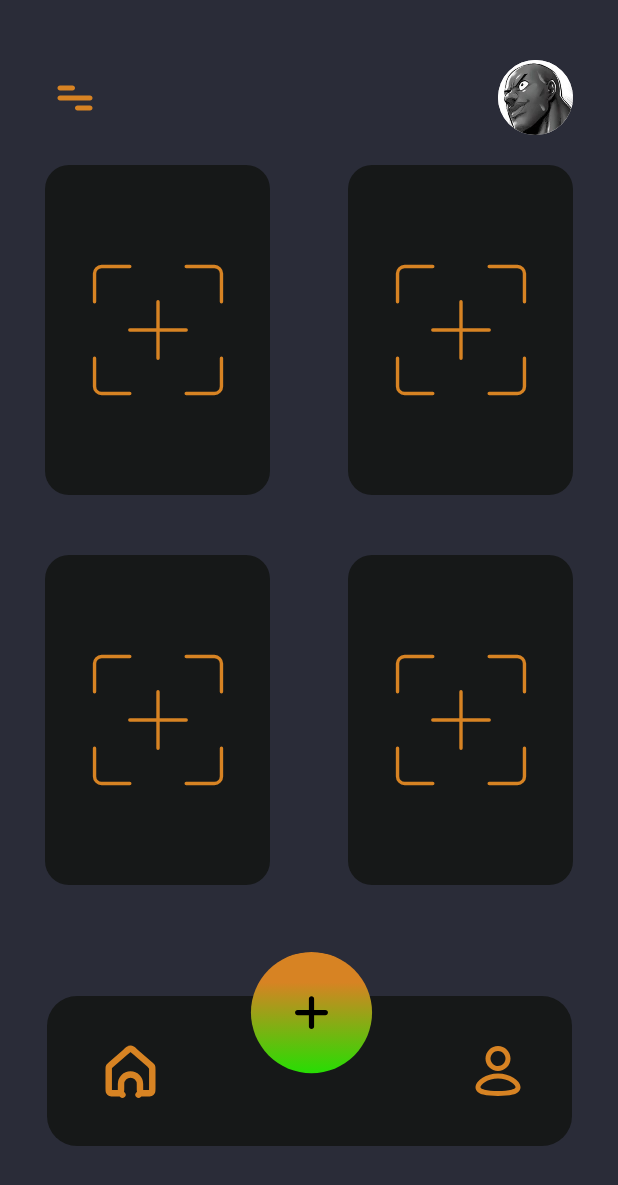
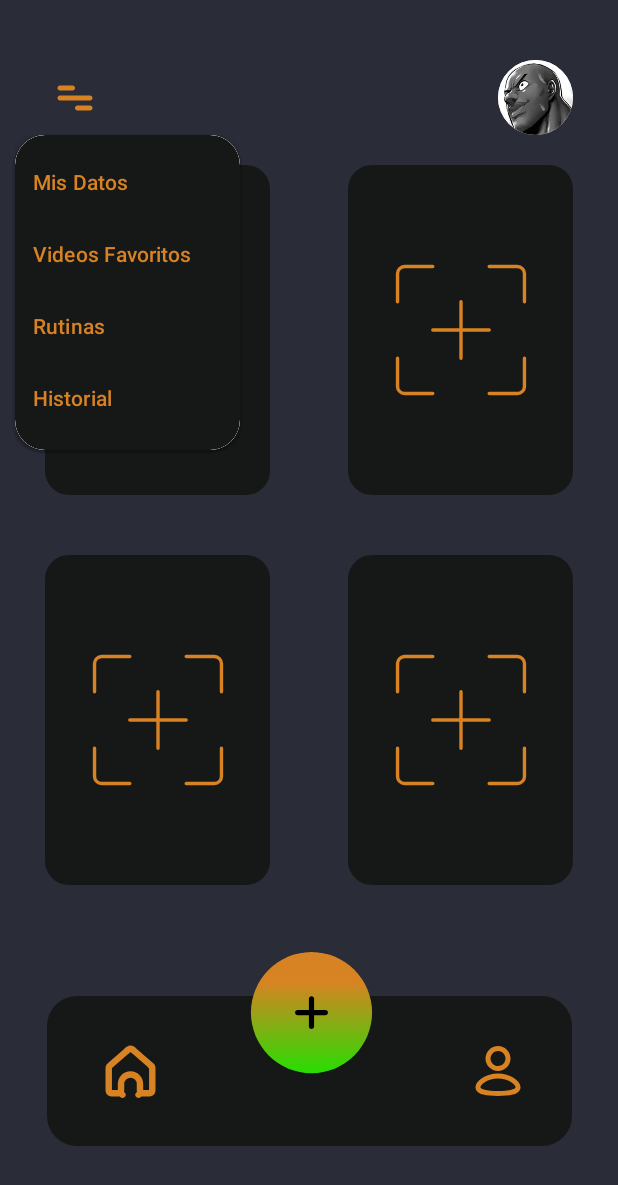
Before and after one commit to juanjesus00/TFT-GYM-APP, an Android app built with Jetpack Compose: the screen it shows after launch (MainActivity), after a tap on "header menu", on a phone screen of 412 x 824 dp. Shown: the top 1185 px of the screen. Run offline under Robolectric (Android 15) with nearby library versions, the phone set to English and light mode, and no system bars.

Commit message:
hamburguer menu

```diff
--- a/app/src/main/java/components/Header.kt
+++ b/app/src/main/java/components/Header.kt
@@ -6,12 +6,14 @@ import androidx.compose.foundation.clickable
 import androidx.compose.foundation.layout.Arrangement
 import androidx.compose.foundation.layout.Box
 import androidx.compose.foundation.layout.Row
+import androidx.compose.foundation.layout.fillMaxSize
 import androidx.compose.foundation.layout.fillMaxWidth
+import androidx.compose.foundation.layout.offset
 import androidx.compose.foundation.layout.padding
 import androidx.compose.foundation.layout.size
 import androidx.compose.foundation.shape.RoundedCornerShape
-import androidx.compose.material3.Text
 import androidx.compose.runtime.Composable
+import androidx.compose.runtime.mutableStateOf
 import androidx.compose.ui.Alignment
 import androidx.compose.ui.Modifier
 import androidx.compose.ui.draw.clip
@@ -23,10 +25,14 @@ import androidx.navigation.NavController
 import com.example.tft_gym_app.R
 import com.example.tft_gym_app.R.drawable.profileimage
 import routes.NavigationActions
+import androidx.compose.runtime.remember
+import androidx.compose.runtime.setValue
+import androidx.compose.runtime.getValue
+import components.menu.HamburgerMenu
 
 @Composable
 fun GetHeader(navigationActions: NavigationActions, navController: NavController){
-
+    var isMenuVisible by remember { mutableStateOf(false) }
     Row (
         modifier = Modifier
             .fillMaxWidth()
@@ -38,7 +44,7 @@ fun GetHeader(navigationActions: NavigationActions, navController: NavController
             modifier = Modifier
                 .clip(RoundedCornerShape(25.dp))
                 .clickable(
-                    onClick = {}
+                    onClick = { isMenuVisible = !isMenuVisible }
                 )
         ){
             Image(
@@ -47,6 +53,8 @@ fun GetHeader(navigationActions: NavigationActions, navController: NavController
                 contentScale = ContentScale.Crop
             )
         }
+
+
 
         Box(
             modifier = Modifier
@@ -64,5 +72,11 @@ fun GetHeader(navigationActions: NavigationActions, navController: NavController
             )
         }
     }
+    Box (
+
+    ){
+        HamburgerMenu(navigationActions, navController, isMenuVisible, onDismiss = { isMenuVisible = false })
+    }
+
 
 }
--- /dev/null
+++ b/app/src/main/java/components/menu/Menu.kt
@@ -0,0 +1,69 @@
+package components.menu
+
+import androidx.compose.foundation.background
+import androidx.compose.foundation.layout.Arrangement
+import androidx.compose.foundation.layout.Box
+import androidx.compose.foundation.layout.Column
+import androidx.compose.foundation.layout.fillMaxSize
+import androidx.compose.foundation.layout.offset
+import androidx.compose.foundation.layout.padding
+import androidx.compose.foundation.layout.size
+import androidx.compose.foundation.shape.RoundedCornerShape
+import androidx.compose.material3.DropdownMenu
+import androidx.compose.material3.DropdownMenuItem
+import androidx.compose.material3.MenuItemColors
+import androidx.compose.material3.Text
+import androidx.compose.runtime.Composable
+import androidx.compose.ui.Alignment
+import androidx.compose.ui.Modifier
+import androidx.compose.ui.draw.clip
+import androidx.compose.ui.draw.shadow
+import androidx.compose.ui.graphics.Color
+import androidx.compose.ui.res.stringResource
+import androidx.compose.ui.unit.dp
+import androidx.compose.ui.window.Popup
+import androidx.navigation.NavController
+import com.example.tft_gym_app.R
+import routes.NavigationActions
+
+@Composable
+fun HamburgerMenu(
+    navigationActions: NavigationActions,
+    navController: NavController,
+    isMenuVisible: Boolean,
+    onDismiss: () -> Unit
+){
+    Box (modifier = Modifier
+        .offset(x = 10.dp, y = 90.dp)
+    ){
+        DropdownMenu (
+            expanded = isMenuVisible,
+            onDismissRequest = onDismiss,
+            modifier = Modifier
+                .size(width = 150.dp, height = 210.dp)
+                .clip(RoundedCornerShape(20.dp))
+                .background(Color(0xFF161818), shape = RoundedCornerShape(20.dp)),
+            shape = RoundedCornerShape(20.dp)
+        ){
+            DropdownMenuItem(
+                onClick = {},
+                text = {Text(text = stringResource( R.string.my_data), color = Color(0xFFD78323))}
+            )
+            DropdownMenuItem(
+                onClick = {},
+                text = {Text(text = stringResource( R.string.favoriote_videos), color = Color(0xFFD78323))}
+            )
+            DropdownMenuItem(
+                onClick = {},
+                text = {Text(text = stringResource( R.string.routines), color = Color(0xFFD78323))}
+            )
+            DropdownMenuItem(
+                onClick = {},
+                text = {Text(text = stringResource( R.string.record), color = Color(0xFFD78323))}
+            )
+
+        }
+    }
+
+
+}
--- a/app/src/main/res/values/strings.xml
+++ b/app/src/main/res/values/strings.xml
@@ -1,3 +1,7 @@
 <resources>
     <string name="app_name">TFT-Gym-App</string>
+    <string name="my_data">Mis Datos</string>
+    <string name="favoriote_videos">Videos Favoritos</string>
+    <string name="routines">Rutinas</string>
+    <string name="record">Historial</string>
 </resources>
```
Also changed, not shown: 1 other file.
